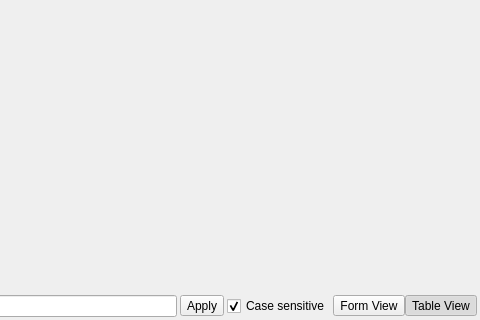
Old version of the form src/ui/qgsattributetabledialog.ui in the repository qgis/QGIS; both pictures show x 357 to 837 and y 250 to 570 of the 837 by 570 pixel window.
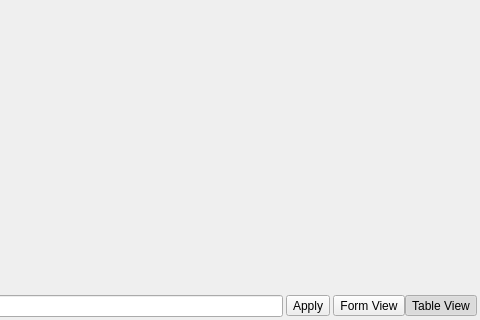
New version of the form. Icons and pictures are not drawn. Custom widgets are drawn as their Qt base class.

Commit message: Proper handling of checkbox in default search widget

```diff
--- a/src/ui/qgsattributetabledialog.ui
+++ b/src/ui/qgsattributetabledialog.ui
@@ -568,16 +568,6 @@
        </property>
       </widget>
      </item>
-     <item>
-      <widget class="QCheckBox" name="mCbxCaseSensitive">
-       <property name="text">
-        <string>Case sensitive</string>
-       </property>
-       <property name="checked">
-        <bool>true</bool>
-       </property>
-      </widget>
-     </item>
      <item>
       <layout class="QHBoxLayout" name="horizontalLayout_2">
        <property name="spacing">
```
The commit also changes 3 other files.
